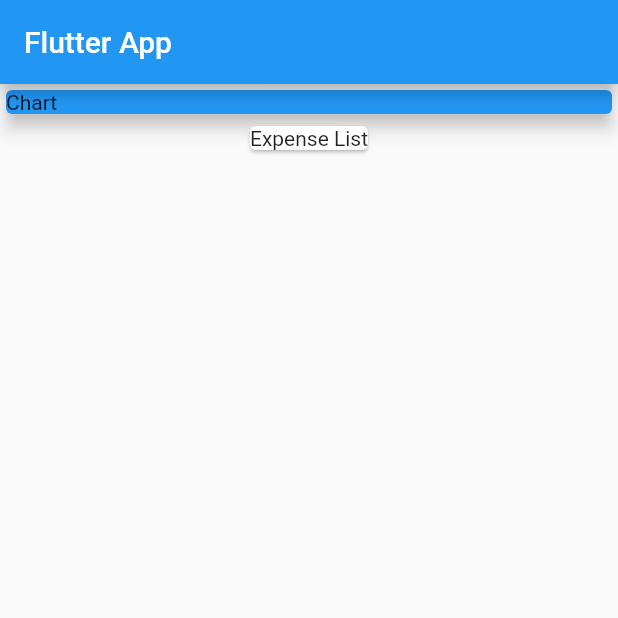
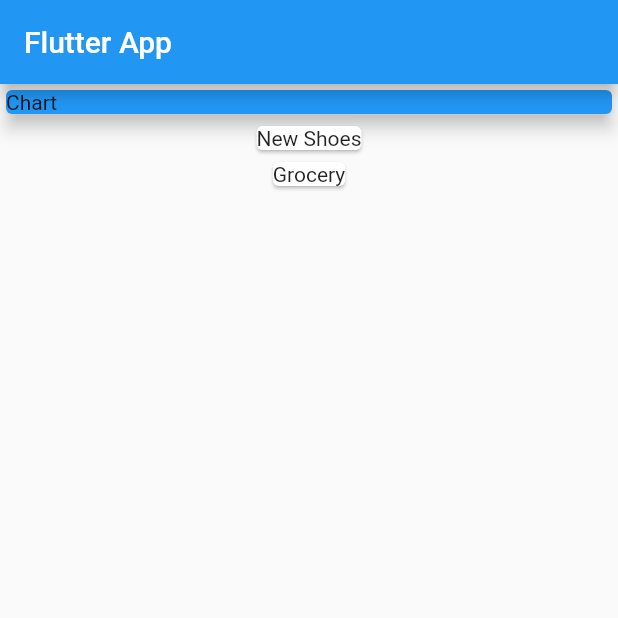
Before and after one commit to juveria-manzar/flutter_expense_tracker, a Flutter app: the screen it shows after launch, on a phone screen of 412 x 824 dp, the top half of it. Run offline on Flutter 3.47's test engine with Material 2 defaults, Android fonts, the phone set to English and light mode, and no system bars.

Commit message:
transc-data-to-widget

```diff
--- a/lib/main.dart
+++ b/lib/main.dart
@@ -44,9 +44,12 @@ class MyHomePage extends StatelessWidget {
               elevation: 5,
             ),
           ),
-          Card(
-            child: Text('Expense List'),
-          )
+          Column(
+              children: transactions.map((transaction) {
+            return Card(
+              child: Text(transaction.title),
+            );
+          }).toList())
         ],
       ),
     );
```
